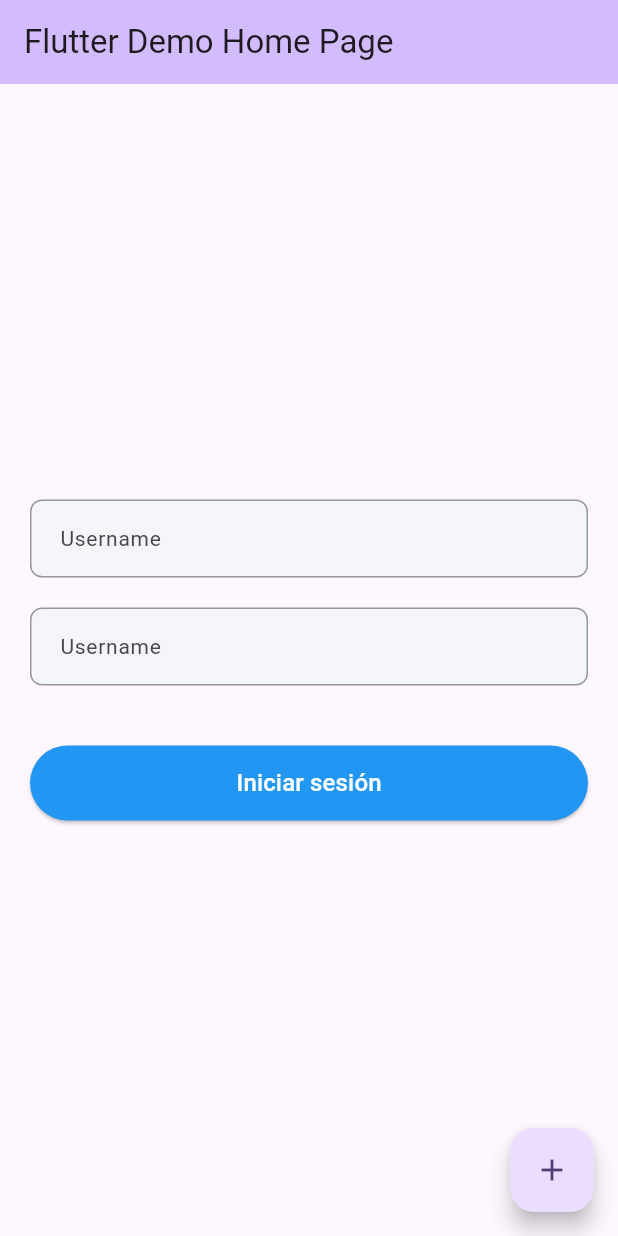
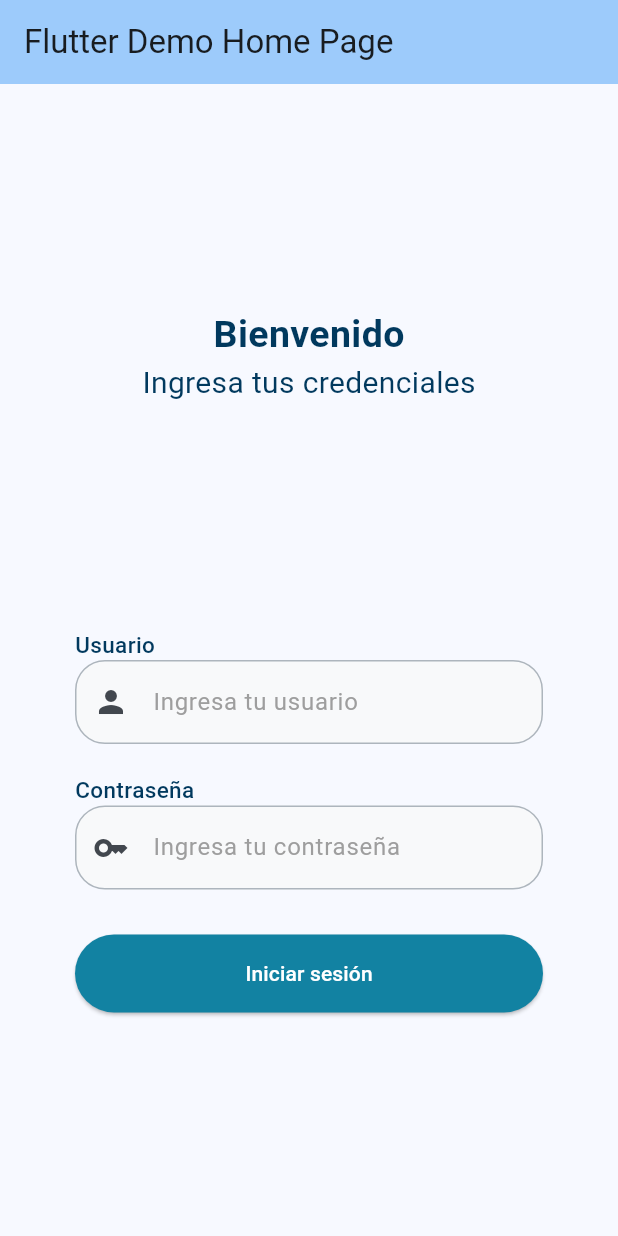
Before and after one commit to danniel-contreras/flutter-erp, a Flutter app: the screen it shows after launch, on a phone screen of 412 x 824 dp. Run offline on Flutter 3.47's test engine with Material 3 defaults, Android fonts, the phone set to English and light mode, and no system bars.

```diff
--- a/lib/main.dart
+++ b/lib/main.dart
@@ -29,7 +29,7 @@ class MyApp extends StatelessWidget {
         //
         // This works for code too, not just values: Most code changes can be
         // tested with just a hot reload.
-        colorScheme: ColorScheme.fromSeed(seedColor: Colors.deepPurple),
+        colorScheme: ColorScheme.fromSeed(seedColor: const Color(0xFF01395E)),
         useMaterial3: true,
       ),
       home: const MyHomePage(title: 'Flutter Demo Home Page'),
@@ -101,87 +101,121 @@ class _MyHomePageState extends State<MyHomePage> {
         // Center is a layout widget. It takes a single child and positions it
         // in the middle of the parent.
         child: Column(
-          // Column is also a layout widget. It takes a list of children and
-          // arranges them vertically. By default, it sizes itself to fit its
-          // children horizontally, and tries to be as tall as its parent.
-          //
-          // Column has various properties to control how it sizes itself and
-          // how it positions its children. Here we use mainAxisAlignment to
-          // center the children vertically; the main axis here is the vertical
-          // axis because Columns are vertical (the cross axis would be
-          // horizontal).
-          //
-          // TRY THIS: Invoke "debug painting" (choose the "Toggle Debug Paint"
-          // action in the IDE, or press "p" in the console), to see the
-          // wireframe for each widget.
-          mainAxisAlignment: MainAxisAlignment.center,
-          children: <Widget>[
+          mainAxisAlignment: MainAxisAlignment.spaceEvenly,
+          children: [_header(context), _fields(context)],
+        ),
+      ),
+    );
+  }
+
+  _header(context) {
+    return const Column(children: [
+      Text("Bienvenido",
+          style: TextStyle(
+              fontSize: 25,
+              fontWeight: FontWeight.bold,
+              color: Color(0xFF01395E))),
+      Text("Ingresa tus credenciales",
+          style: TextStyle(
+              fontSize: 20,
+              fontWeight: FontWeight.w400,
+              color: Color(0xFF01395E))),
+    ]);
+  }
+
+  _fields(context) {
+    return Column(
+      children: [
         Container(
-              margin: const EdgeInsets.symmetric(horizontal: 20),
-              child: TextField(
+            padding: const EdgeInsets.symmetric(horizontal: 50),
+            child: Column(
+              crossAxisAlignment: CrossAxisAlignment.start,
+              children: [
+                const Text("Usuario",
+                    style: TextStyle(
+                        fontSize: 15,
+                        fontWeight: FontWeight.w500,
+                        color: Color(0xFF01395E))),
+                TextField(
                   controller: userNameControlled,
+                  style: const TextStyle(color: Colors.black),
                   decoration: InputDecoration(
                     border: OutlineInputBorder(
-                        borderRadius: BorderRadius.circular(8),
-                        borderSide: const BorderSide(
-                            color: Colors.transparent, width: 0)),
+                      borderRadius: BorderRadius.circular(20),
+                      borderSide: const BorderSide(color: Color(0xFFadb5bd)),
+                    ),
                     enabledBorder: OutlineInputBorder(
-                        borderRadius: BorderRadius.circular(8),
-                        borderSide:
-                            const BorderSide(color: Colors.black38, width: 1)),
+                      borderRadius: BorderRadius.circular(20),
+                      borderSide: const BorderSide(color: Color(0xFFadb5bd)),
+                    ),
+                    focusedBorder: OutlineInputBorder(
+                      borderRadius: BorderRadius.circular(20),
+                      borderSide: const BorderSide(color: Color(0xFFadb5bd)),
+                    ),
+                    fillColor: const Color(0xFFf8f9fa),
                     filled: true,
-                    contentPadding: const EdgeInsets.symmetric(
-                        vertical: 14, horizontal: 16),
-                    fillColor: const Color(0xfff5f6fa),
-                    hintText: "Username",
+                    floatingLabelBehavior: FloatingLabelBehavior.never,
+                    prefixIcon: const Icon(Icons.person),
+                    hintText: 'Ingresa tu usuario',
                     hintStyle: const TextStyle(
-                        fontSize: 14, fontWeight: FontWeight.w400)),
+                        color: Colors.grey, fontWeight: FontWeight.w400),
                   ),
                 ),
-            const SizedBox(height: 20),
+              ],
+            )),
         Container(
-              margin: const EdgeInsets.symmetric(horizontal: 20),
-              child: TextField(
+          padding: const EdgeInsets.symmetric(horizontal: 50, vertical: 20),
+          child: Column(
+            crossAxisAlignment: CrossAxisAlignment.start,
+            children: [
+              const Text("Contraseña",
+                  style: TextStyle(
+                      fontSize: 15,
+                      fontWeight: FontWeight.w500,
+                      color: Color(0xFF01395E))),
+              TextField(
                 controller: passwordControlled,
+                obscureText: true,
                 decoration: InputDecoration(
                   border: OutlineInputBorder(
-                        borderRadius: BorderRadius.circular(8),
-                        borderSide: const BorderSide(
-                            color: Colors.transparent, width: 0)),
+                    borderRadius: BorderRadius.circular(20),
+                    borderSide: const BorderSide(color: Color(0xFFadb5bd)),
+                  ),
                   enabledBorder: OutlineInputBorder(
-                        borderRadius: BorderRadius.circular(8),
-                        borderSide:
-                            const BorderSide(color: Colors.black38, width: 1)),
+                    borderRadius: BorderRadius.circular(20),
+                    borderSide: const BorderSide(color: Color(0xFFadb5bd)),
+                  ),
+                  focusedBorder: OutlineInputBorder(
+                    borderRadius: BorderRadius.circular(20),
+                    borderSide: const BorderSide(color: Color(0xFFadb5bd)),
+                  ),
+                  fillColor: const Color(0xFFf8f9fa),
                   filled: true,
-                    contentPadding: const EdgeInsets.symmetric(
-                        vertical: 14, horizontal: 16),
-                    fillColor: const Color(0xfff5f6fa),
-                    hintText: "Username",
+                  floatingLabelBehavior: FloatingLabelBehavior.never,
+                  prefixIcon: const Icon(Icons.key),
+                  hintText: 'Ingresa tu contraseña',
                   hintStyle: const TextStyle(
-                        fontSize: 14, fontWeight: FontWeight.w400)),
+                      color: Colors.grey, fontWeight: FontWeight.w400),
                 ),
               ),
-            const SizedBox(height: 40),
-            Container(
-                margin: const EdgeInsets.symmetric(horizontal: 20),
-                child: ElevatedButton(
-                    onPressed: makeLogin,
-                    style: ButtonStyle(
-                        backgroundColor: WidgetStateProperty.all(Colors.blue),
-                        minimumSize: WidgetStateProperty.all(
-                            Size(MediaQuery.of(context).size.width, 50))),
-                    child: const Text(
-                      "Iniciar sesión",
-                      style: TextStyle(color: Colors.white, fontSize: 16),
-                    ))),
             ],
           ),
         ),
-      floatingActionButton: FloatingActionButton(
-        onPressed: _incrementCounter,
-        tooltip: 'Increment',
-        child: const Icon(Icons.add),
-      ), // This trailing comma makes auto-formatting nicer for build methods.
+        const SizedBox(height: 10),
+        Container(
+            width: double.infinity,
+            padding: const EdgeInsets.symmetric(horizontal: 50),
+            child: ElevatedButton(
+                onPressed: () {
+                  makeLogin();
+                },
+                style: ElevatedButton.styleFrom(
+                  shape: const StadiumBorder(),
+                  padding: const EdgeInsets.symmetric(vertical: 16),
+                  backgroundColor: const Color(0xFF1282a2),
+                ),
+                child: const Text("Iniciar sesión", style: TextStyle(color: Color(0xFFffffff)),)))
+      ],
     );
   }
 }
--- a/lib/utils/constants.dart
+++ b/lib/utils/constants.dart
@@ -1,3 +1,3 @@
 class Constants {
-  static String API_URL = "http://192.168.1.6:8080/api";
+  static String API_URL = "http://192.168.1.39:8080/api";
 }
```
Also changed, not shown: pubspec.lock. Lines whose indentation alone changed are shown as unchanged.
